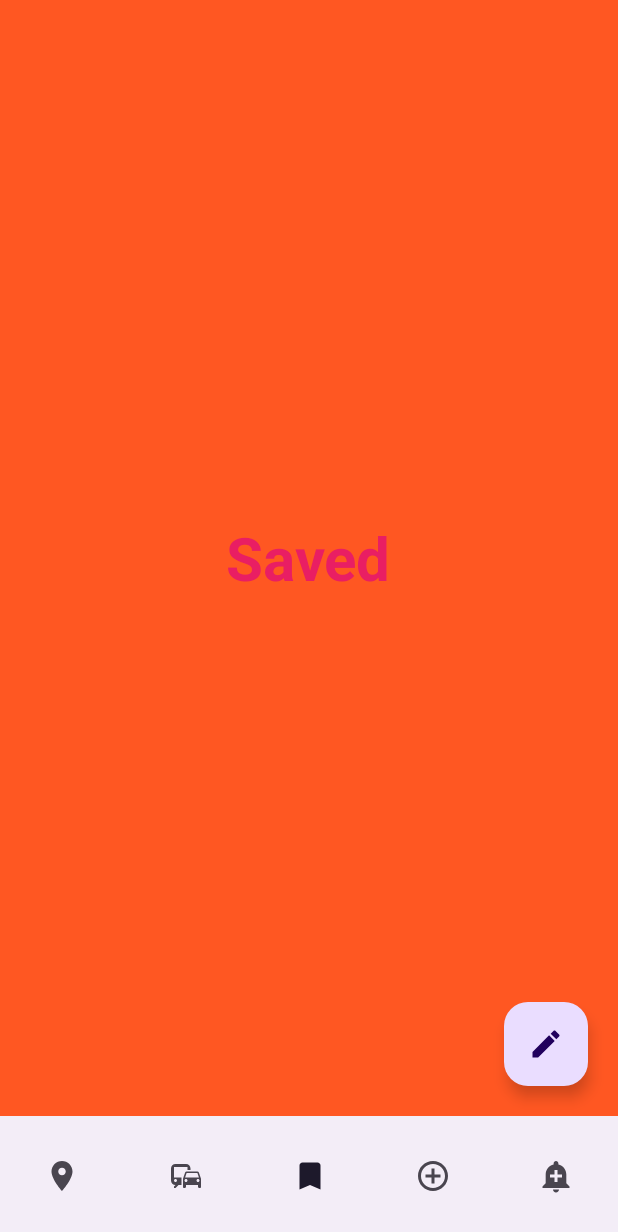
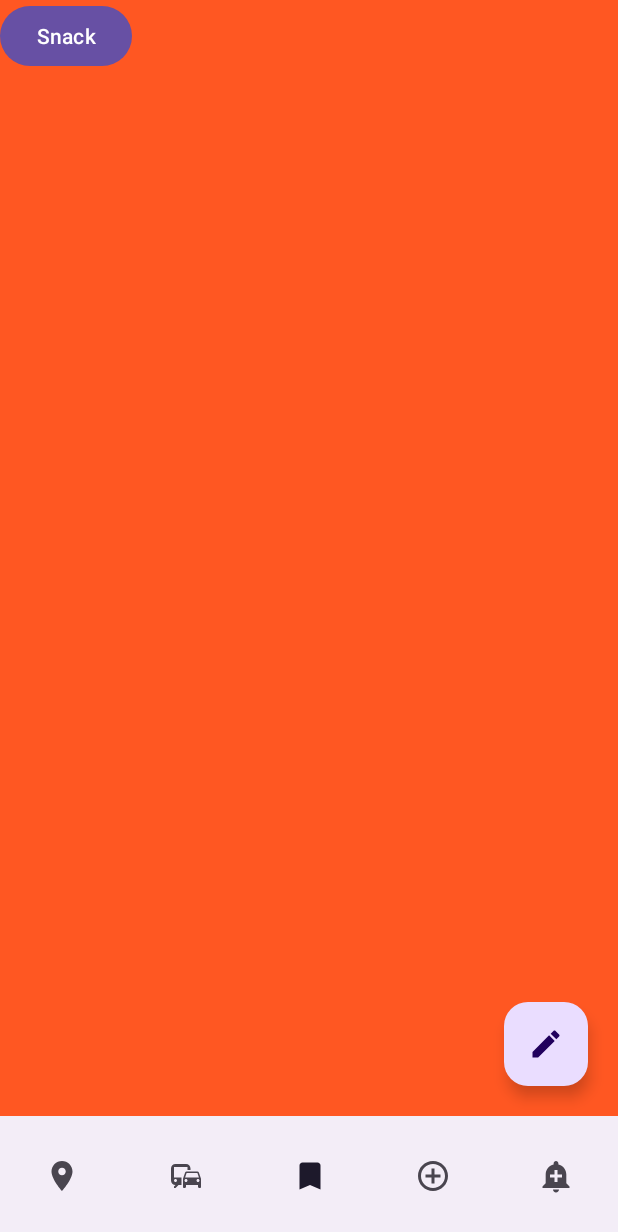
Before and after one commit to lndsilva/AppComponentsGroup, an Android app: the screen it shows after launch (NavigationBarActivity), item 3 of the bottom bar chosen, on a phone screen of 412 x 824 dp. Shown: the top 1232 px of the screen. Run offline under Robolectric (Android 15) with nearby library versions, the phone set to English and light mode, and no system bars.

Commit message:
implementando snackbar

```diff
--- a/app/src/main/java/br/com/etecia/myapp/SavedFragment.java
+++ b/app/src/main/java/br/com/etecia/myapp/SavedFragment.java
@@ -8,57 +8,32 @@ import android.view.LayoutInflater;
 import android.view.View;
 import android.view.ViewGroup;
 
-/**
- * A simple {@link Fragment} subclass.
- * Use the {@link SavedFragment#newInstance} factory method to
- * create an instance of this fragment.
- */
+import com.google.android.material.button.MaterialButton;
+import com.google.android.material.snackbar.Snackbar;
+
+
 public class SavedFragment extends Fragment {
 
-    // TODO: Rename parameter arguments, choose names that match
-    // the fragment initialization parameters, e.g. ARG_ITEM_NUMBER
-    private static final String ARG_PARAM1 = "param1";
-    private static final String ARG_PARAM2 = "param2";
-
-    // TODO: Rename and change types of parameters
-    private String mParam1;
-    private String mParam2;
-
-    public SavedFragment() {
-        // Required empty public constructor
-    }
-
-    /**
-     * Use this factory method to create a new instance of
-     * this fragment using the provided parameters.
-     *
-     * @param param1 Parameter 1.
-     * @param param2 Parameter 2.
-     * @return A new instance of fragment SavedFragment.
-     */
-    // TODO: Rename and change types and number of parameters
-    public static SavedFragment newInstance(String param1, String param2) {
-        SavedFragment fragment = new SavedFragment();
-        Bundle args = new Bundle();
-        args.putString(ARG_PARAM1, param1);
-        args.putString(ARG_PARAM2, param2);
-        fragment.setArguments(args);
-        return fragment;
-    }
-
-    @Override
-    public void onCreate(Bundle savedInstanceState) {
-        super.onCreate(savedInstanceState);
-        if (getArguments() != null) {
-            mParam1 = getArguments().getString(ARG_PARAM1);
-            mParam2 = getArguments().getString(ARG_PARAM2);
-        }
-    }
+    MaterialButton btnSaved;
+    Snackbar snackbar;
 
     @Override
     public View onCreateView(LayoutInflater inflater, ViewGroup container,
                              Bundle savedInstanceState) {
-        // Inflate the layout for this fragment
-        return inflater.inflate(R.layout.fragment_saved, container, false);
+        View view = inflater.inflate(R.layout.fragment_saved, container, false);
+
+        btnSaved = view.findViewById(R.id.btnSaved);
+
+        btnSaved.setOnClickListener(new View.OnClickListener() {
+            @Override
+            public void onClick(View v) {
+                snackbar = Snackbar.make(view, "Salvando arquivo", Snackbar.LENGTH_LONG);
+                snackbar.show();
+
+            }
+        });
+
+
+        return view;
     }
 }
--- a/app/src/main/res/layout/activity_main.xml
+++ b/app/src/main/res/layout/activity_main.xml
@@ -14,7 +14,7 @@
             android:id="@+id/idToolBar"
             android:layout_width="match_parent"
             android:layout_height="wrap_content"
-            android:contentDescription="MenuNav"
+            android:contentDescription="@string/menunav"
             android:minHeight="?attr/actionBarSize"
             app:menu="@menu/menu_top_bar"
             app:navigationIcon="@drawable/baseline_menu" />
--- a/app/src/main/res/layout/fragment_saved.xml
+++ b/app/src/main/res/layout/fragment_saved.xml
@@ -1,19 +1,15 @@
 <?xml version="1.0" encoding="utf-8"?>
-<FrameLayout xmlns:android="http://schemas.android.com/apk/res/android"
+<androidx.coordinatorlayout.widget.CoordinatorLayout xmlns:android="http://schemas.android.com/apk/res/android"
     xmlns:tools="http://schemas.android.com/tools"
     android:layout_width="match_parent"
     android:layout_height="match_parent"
     tools:context=".SavedFragment">
 
-    <!-- TODO: Update blank fragment layout -->
-    <TextView
+    <com.google.android.material.button.MaterialButton
+        android:id="@+id/btnSaved"
         android:layout_width="wrap_content"
         android:layout_height="wrap_content"
-        android:layout_gravity="center_horizontal|center_vertical"
-        android:text="Saved"
-        android:textColor="#E91E63"
-        android:textSize="40sp"
-        android:textStyle="bold" />
+        android:text="Snack" />
 
 
-</FrameLayout>
+</androidx.coordinatorlayout.widget.CoordinatorLayout>
--- a/app/src/main/res/values/strings.xml
+++ b/app/src/main/res/values/strings.xml
@@ -26,4 +26,5 @@
     <string name="outbox">Outbox</string>
     <string name="header_text">Header Text</string>
     <string name="header_title">Header Title</string>
+    <string name="menunav">MenuNav</string>
 </resources>
```
